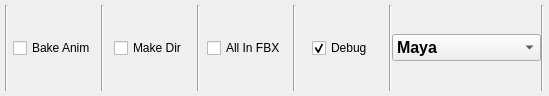
First picture: the form in src/fbxoptions.ui, repository leetdvn/LeeAutoExportFBX, before the edit.
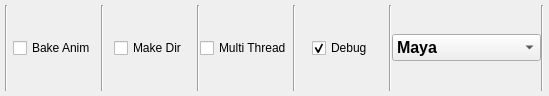
Second picture: the form after the edit.

The edit to the form file:
```diff
--- a/src/fbxoptions.ui
+++ b/src/fbxoptions.ui
@@ -85,7 +85,7 @@
          <item alignment="Qt::AlignmentFlag::AlignHCenter">
           <widget class="QCheckBox" name="checkBox_2">
            <property name="text">
-            <string>All In FBX</string>
+            <string>Multi Thread</string>
            </property>
           </widget>
          </item>
```
Left out of the diff: 2 changed lines with no effect on the pictures.
